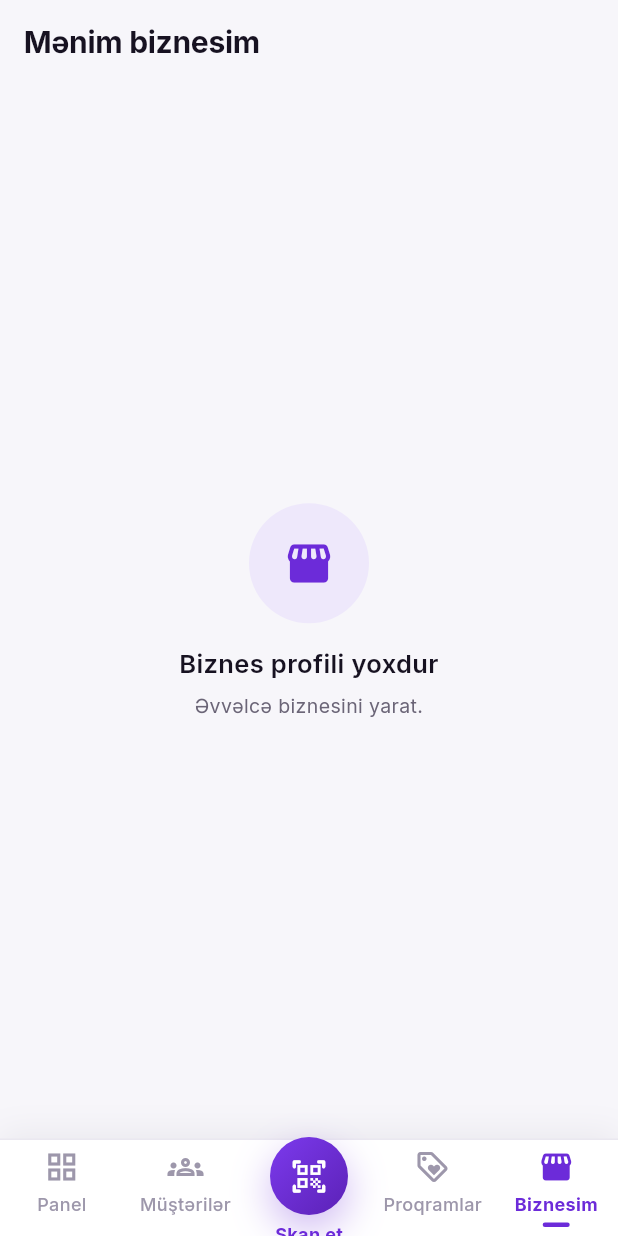
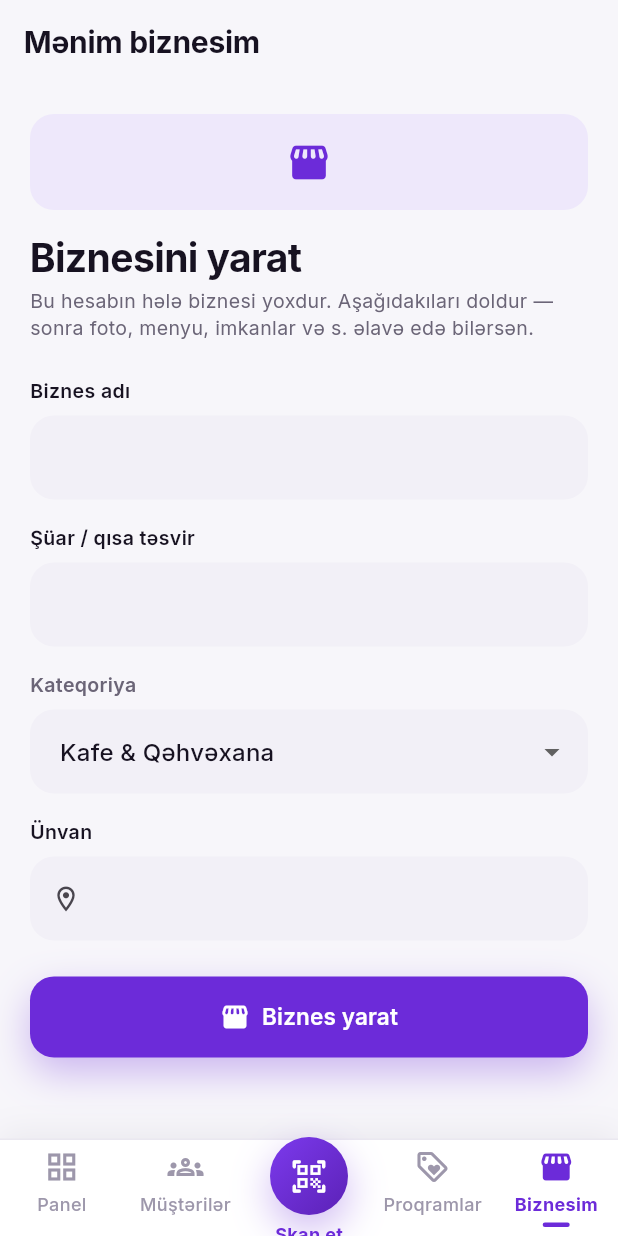
Before and after one commit to intiqamquluzada/gazan-mobile, a Flutter app: the BusinessProfileScreen screen opened by its route, on a phone screen of 412 x 824 dp. Run offline on Flutter 3.47's test engine with Material 3 defaults, Android fonts, the phone set to English and light mode, and no system bars; our stand-ins replace cached_network_image, dio, flutter_riverpod, go_router, google_fonts, qr_flutter and 1 more; missing offline and left inert: mobile_scanner; accounts and stored records are empty; network calls fail.

Commit message:
feat(business): create-business flow when owner has no company
BusinessProfileScreen shows a Biznes yarat form (POST /api/v1/companies) when myCompany is null; after creation the full editor appears. companies_repository.createCompany added.

Co-Authored-By: Claude Opus 4.7 (1M context) <noreply@anthropic.com>

```diff
--- a/lib/features/business/presentation/business_profile_screen.dart
+++ b/lib/features/business/presentation/business_profile_screen.dart
@@ -147,11 +147,7 @@ class _BusinessProfileScreenState
         ),
         data: (Company? company) {
           if (company == null) {
-            return const EmptyState(
-              title: 'Biznes profili yoxdur',
-              subtitle: 'Əvvəlcə biznesini yarat.',
-              icon: AppIcons.store,
-            );
+            return const _CreateBusinessForm();
           }
           _hydrate(company);
           return ListView(
@@ -319,3 +315,132 @@ class _BusinessProfileScreenState
         child: Text(t, style: AppTextStyles.h3),
       );
 }
+
+/// Shown when the signed-in owner has no business yet — lets them
+/// bootstrap one (POST /api/v1/companies). After creation the parent
+/// re-reads myCompany and the full editor appears.
+class _CreateBusinessForm extends ConsumerStatefulWidget {
+  const _CreateBusinessForm();
+
+  @override
+  ConsumerState<_CreateBusinessForm> createState() =>
+      _CreateBusinessFormState();
+}
+
+class _CreateBusinessFormState extends ConsumerState<_CreateBusinessForm> {
+  final TextEditingController _name = TextEditingController();
+  final TextEditingController _tagline = TextEditingController();
+  final TextEditingController _address = TextEditingController();
+  BusinessCategory _category = BusinessCategory.coffee;
+  bool _busy = false;
+
+  @override
+  void dispose() {
+    _name.dispose();
+    _tagline.dispose();
+    _address.dispose();
+    super.dispose();
+  }
+
+  Future<void> _create() async {
+    if (_name.text.trim().length < 2) {
+      ScaffoldMessenger.of(context).showSnackBar(
+        const SnackBar(content: Text('Biznes adını yaz (ən az 2 hərf)')),
+      );
+      return;
+    }
+    setState(() => _busy = true);
+    try {
+      await ref.read(companiesRepositoryProvider).createCompany(
+        <String, dynamic>{
+          'name': _name.text.trim(),
+          'tagline': _tagline.text.trim(),
+          'category': _category.wire,
+          'address': _address.text.trim(),
+          'coverColorHex': 0xFF6C2BD9,
+        },
+      );
+      ref.invalidate(myCompanyProvider);
+      ref.invalidate(companiesProvider);
+      ref.invalidate(featuredCompaniesProvider);
+      if (!mounted) return;
+      ScaffoldMessenger.of(context).showSnackBar(
+        const SnackBar(content: Text('Biznes yaradıldı ✓ İndi profili tamamla')),
+      );
+    } catch (e) {
+      if (!mounted) return;
+      ScaffoldMessenger.of(context).showSnackBar(
+        SnackBar(content: Text('Xəta: $e')),
+      );
+    } finally {
+      if (mounted) setState(() => _busy = false);
+    }
+  }
+
+  @override
+  Widget build(BuildContext context) {
+    return ListView(
+      padding: const EdgeInsets.fromLTRB(
+        AppSpacing.xl, AppSpacing.xl, AppSpacing.xl, AppSpacing.huge,
+      ),
+      children: <Widget>[
+        Container(
+          width: 64,
+          height: 64,
+          alignment: Alignment.center,
+          decoration: BoxDecoration(
+            color: AppColors.primarySoft,
+            borderRadius: BorderRadius.circular(AppRadius.lg),
+          ),
+          child: const Icon(AppIcons.store,
+              color: AppColors.primary, size: 30),
+        ),
+        const SizedBox(height: AppSpacing.lg),
+        Text('Biznesini yarat', style: AppTextStyles.h1),
+        const SizedBox(height: AppSpacing.xs),
+        Text(
+          'Bu hesabın hələ biznesi yoxdur. Aşağıdakıları doldur — '
+          'sonra foto, menyu, imkanlar və s. əlavə edə bilərsən.',
+          style: AppTextStyles.bodySm.copyWith(
+            color: AppColors.textSecondary,
+          ),
+        ),
+        const SizedBox(height: AppSpacing.xxl),
+        AppTextField(label: 'Biznes adı', controller: _name),
+        const SizedBox(height: AppSpacing.lg),
+        AppTextField(label: 'Şüar / qısa təsvir', controller: _tagline),
+        const SizedBox(height: AppSpacing.lg),
+        Text('Kateqoriya',
+            style: AppTextStyles.bodySm.copyWith(
+              fontWeight: FontWeight.w600,
+            )),
+        const SizedBox(height: AppSpacing.sm),
+        DropdownButtonFormField<BusinessCategory>(
+          initialValue: _category,
+          items: BusinessCategory.values
+              .map((BusinessCategory c) =>
+                  DropdownMenuItem<BusinessCategory>(
+                    value: c,
+                    child: Text(c.label),
+                  ))
+              .toList(),
+          onChanged: (BusinessCategory? v) =>
+              setState(() => _category = v ?? _category),
+        ),
+        const SizedBox(height: AppSpacing.lg),
+        AppTextField(
+          label: 'Ünvan',
+          controller: _address,
+          prefixIcon: AppIcons.location,
+        ),
+        const SizedBox(height: AppSpacing.xxl),
+        PrimaryButton(
+          label: 'Biznes yarat',
+          icon: AppIcons.store,
+          loading: _busy,
+          onPressed: _busy ? null : _create,
+        ),
+      ],
+    );
+  }
+}
```
Also changed, not shown: lib/features/companies/data/companies_repository.dart (+12 -0 lines).
